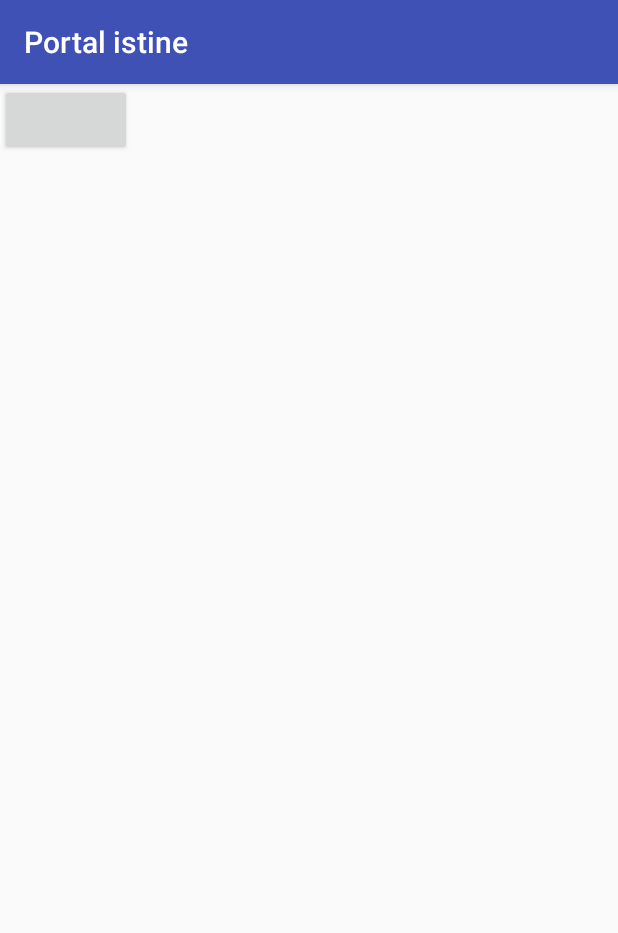
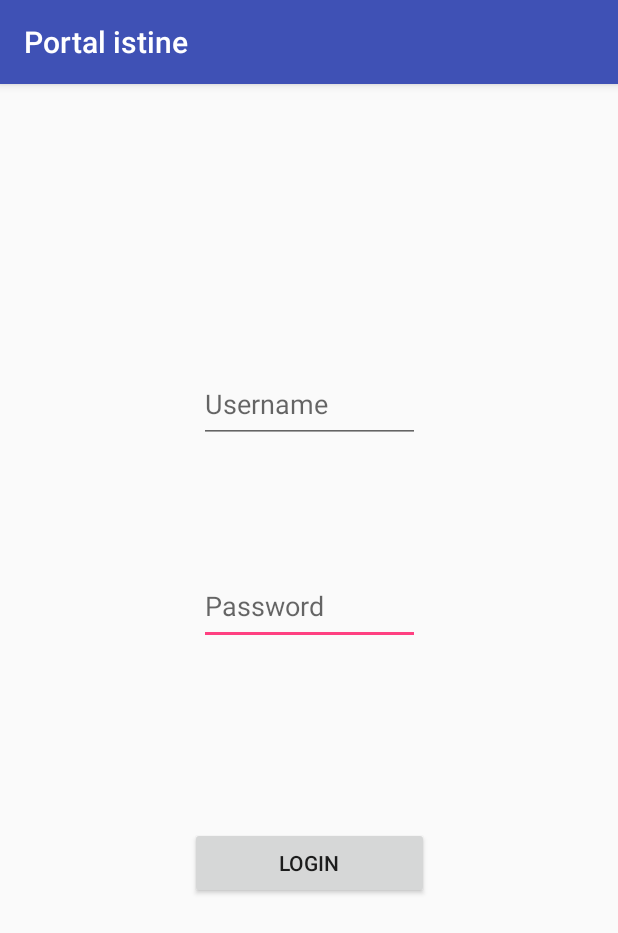
Before and after one commit to MLazarevic36/Android_portal, an Android app: the screen it shows after launch (LoginActivity), on a phone screen of 412 x 824 dp. Shown: the top 933 px of the screen. Run offline under Robolectric (Android 15) with nearby library versions, the phone set to English and light mode, and no system bars; plain views replace LinearLayout.

Commit message:
termin 2 uradjen, termin 3 zapocet

```diff
--- a/app/src/main/java/com/example/hrle/android_portal/SettingsActivity.java
+++ b/app/src/main/java/com/example/hrle/android_portal/SettingsActivity.java
@@ -1,9 +1,10 @@
 package com.example.hrle.android_portal;
 
+import android.preference.PreferenceActivity;
 import android.support.v7.app.AppCompatActivity;
 import android.os.Bundle;
 
-public class SettingsActivity extends AppCompatActivity {
+public class SettingsActivity extends PreferenceActivity {
 
     @Override
     protected void onCreate(Bundle savedInstanceState) {
--- a/app/src/main/res/layout/activity_login.xml
+++ b/app/src/main/res/layout/activity_login.xml
@@ -1,24 +1,58 @@
 <?xml version="1.0" encoding="utf-8"?>
-<android.support.v7.widget.LinearLayoutCompat.LinearLayout xmlns:android="http://schemas.android.com/apk/res/android"
+<android.support.constraint.ConstraintLayout xmlns:android="http://schemas.android.com/apk/res/android"
     xmlns:app="http://schemas.android.com/apk/res-auto"
     xmlns:tools="http://schemas.android.com/tools"
+    android:id="@+id/linearLayout"
     android:layout_width="match_parent"
     android:layout_height="match_parent"
     tools:context="com.example.hrle.android_portal.LoginActivity">
 
     <TextView
+        android:id="@+id/textView"
         android:layout_width="wrap_content"
+
         android:layout_height="wrap_content"
-
         app:layout_constraintBottom_toBottomOf="parent"
         app:layout_constraintLeft_toLeftOf="parent"
         app:layout_constraintRight_toRightOf="parent"
         app:layout_constraintTop_toTopOf="parent" />
 
-    <android.support.v7.widget.AppCompatButton
-        android:layout_width="wrap_content"
+    <Button
+        android:id="@+id/button"
+        android:layout_width="159dp"
         android:layout_height="wrap_content"
-        android:labelFor="@string/posts_activity"
-        android:onClick="aaaa"/>
+        android:layout_marginBottom="160dp"
+        android:onClick="btnStartPostsActivity"
+        android:text="@string/login"
+        app:layout_constraintBottom_toBottomOf="parent"
+        app:layout_constraintEnd_toStartOf="@+id/textView"
+        app:layout_constraintStart_toStartOf="@+id/textView"
+        app:layout_constraintTop_toBottomOf="@+id/editText2" />
 
-</android.support.v7.widget.LinearLayoutCompat.LinearLayout>
+    <EditText
+        android:id="@+id/editText2"
+        android:layout_width="147dp"
+        android:layout_height="52dp"
+        android:layout_marginBottom="56dp"
+        android:hint="@string/password"
+        android:inputType="textPassword"
+        app:layout_constraintBottom_toTopOf="@+id/button"
+        app:layout_constraintEnd_toEndOf="@+id/textView"
+        app:layout_constraintStart_toEndOf="@+id/textView"
+        app:layout_constraintTop_toBottomOf="@+id/editText" />
+
+    <EditText
+        android:id="@+id/editText"
+        android:layout_width="147dp"
+        android:layout_height="52dp"
+        android:layout_marginBottom="18dp"
+        android:layout_marginTop="122dp"
+        android:hint="@string/username"
+        android:inputType="text"
+        app:layout_constraintBottom_toTopOf="@+id/editText2"
+        app:layout_constraintEnd_toEndOf="parent"
+        app:layout_constraintStart_toStartOf="parent"
+        app:layout_constraintTop_toTopOf="parent" />
+
+
+</android.support.constraint.ConstraintLayout>
--- a/app/src/main/res/values/strings.xml
+++ b/app/src/main/res/values/strings.xml
@@ -1,4 +1,10 @@
 <resources>
     <string name="app_name">Portal istine</string>
     <string name="posts_activity">Posts</string>
+    <string name="read_posts_activity">Read post</string>
+    <string name="settings">Settings</string>
+    <string name="create_post_activity">Create post</string>
+    <string name="username">Username</string>
+    <string name="password">Password</string>
+    <string name="login">Login</string>
 </resources>
```
Also changed, not shown: app/src/main/AndroidManifest.xml (+8 -4 lines), app/src/main/java/com/example/hrle/android_portal/LoginActivity.java (+6 -1 lines), app/src/main/java/com/example/hrle/android_portal/PostsActivity.java (+20 -0 lines), app/src/main/res/layout/activity_posts.xml (+19 -2 lines).
